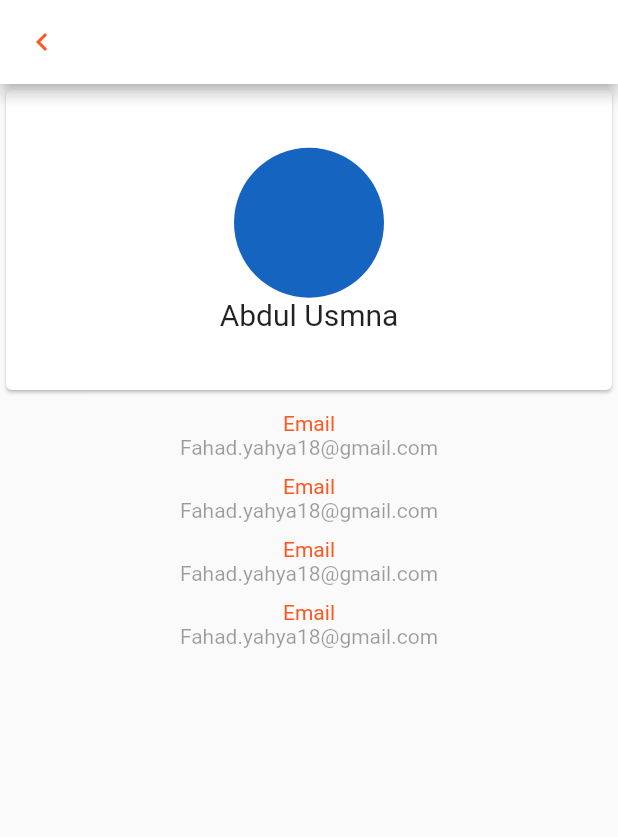
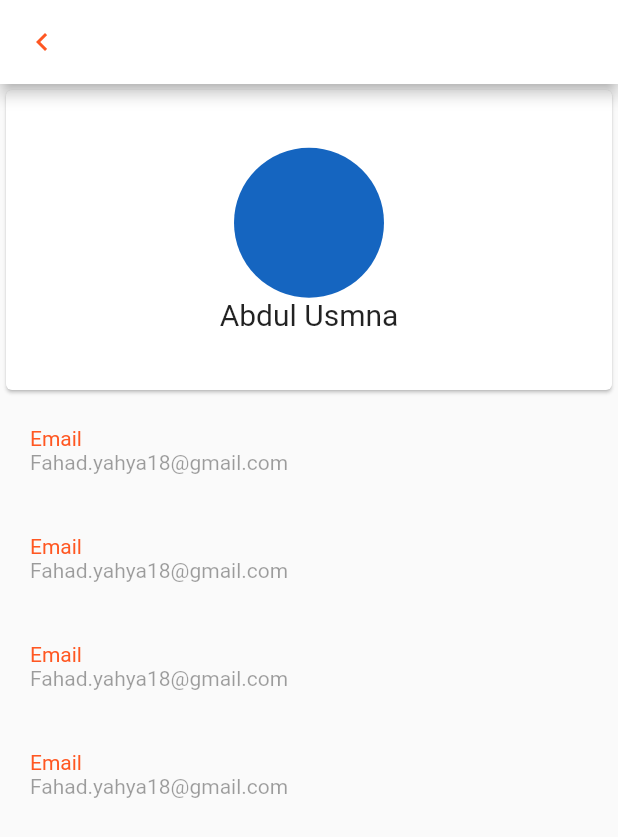
Before and after one commit to MFY2000/Jawan-Pakistan_Mobile-Hybrid-App-Dev-Using-Flutter_, a Flutter app: the screen it shows after launch, item 3 of the bottom bar chosen, on a phone screen of 412 x 824 dp. Shown: the top 837 px of the screen. Run offline on Flutter 3.47's test engine with Material 2 defaults, Android fonts, the phone set to English and light mode, and no system bars; our stand-ins replace date_time_picker, font_awesome_flutter.

Commit message:
MFY auto commit at 20/11/2021 22:40:31

```diff
--- a/HackAccount/mini_hackathon/lib/Pages/Profile/Components/Display.dart
+++ b/HackAccount/mini_hackathon/lib/Pages/Profile/Components/Display.dart
@@ -5,16 +5,29 @@ import 'package:flutter/material.dart';
 class Display extends StatelessWidget {
   String heading;
   String subheading;
-  Display({ Key? key, required this.heading, required this.subheading}) : super(key: key);
+  Display({Key? key, required this.heading, required this.subheading})
+      : super(key: key);
 
   @override
   Widget build(BuildContext context) {
     return Container(
-      padding: EdgeInsets.only(top: 10),
+      alignment: Alignment.topLeft,
+      padding: const EdgeInsets.all(20),
       child: Column(
         children: [
-          Text(heading, style: TextStyle(color: Colors.deepOrange),),
-          Text(subheading, style: TextStyle(color: Colors.black38),),
+          Container(
+              alignment: Alignment.topLeft,
+              child: Text(
+                heading,
+                style: const TextStyle(color: Colors.deepOrange),
+                textAlign: TextAlign.left,
+              )),
+          Container(
+              alignment: Alignment.topLeft,
+              child: Text(
+                subheading,
+                style: const TextStyle(color: Colors.black38),
+              )),
         ],
       ),
     );
```
